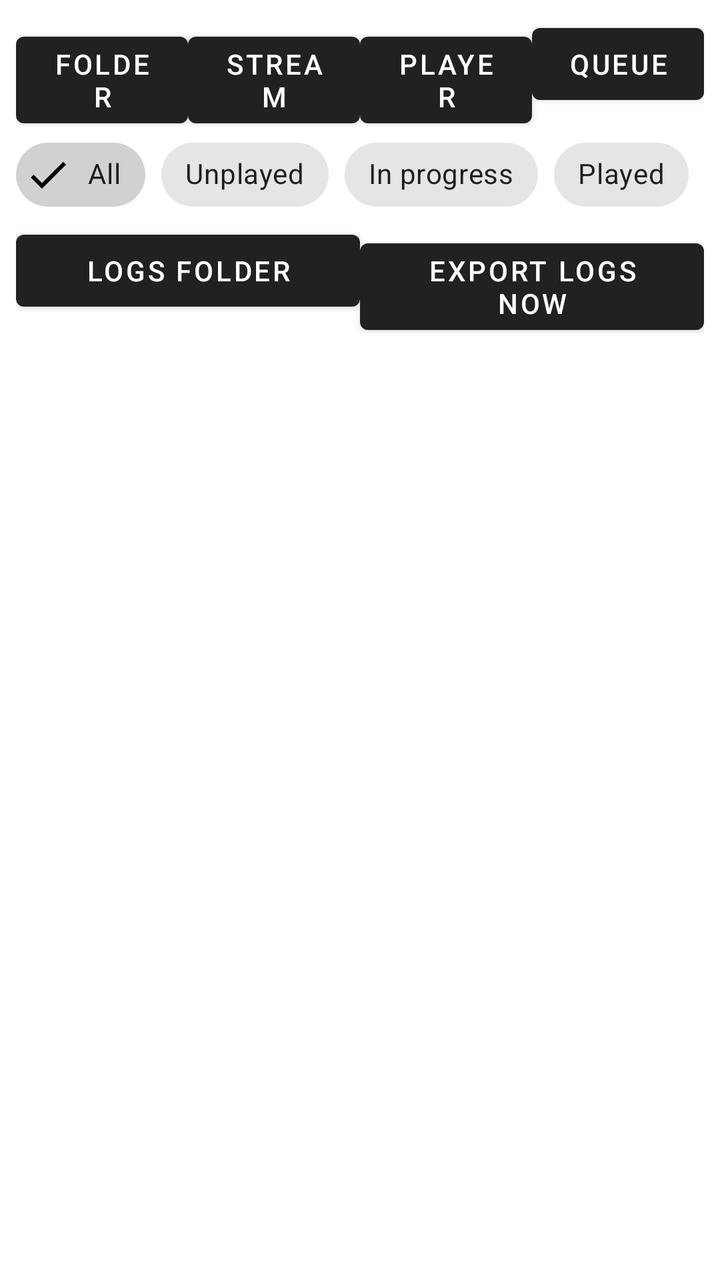
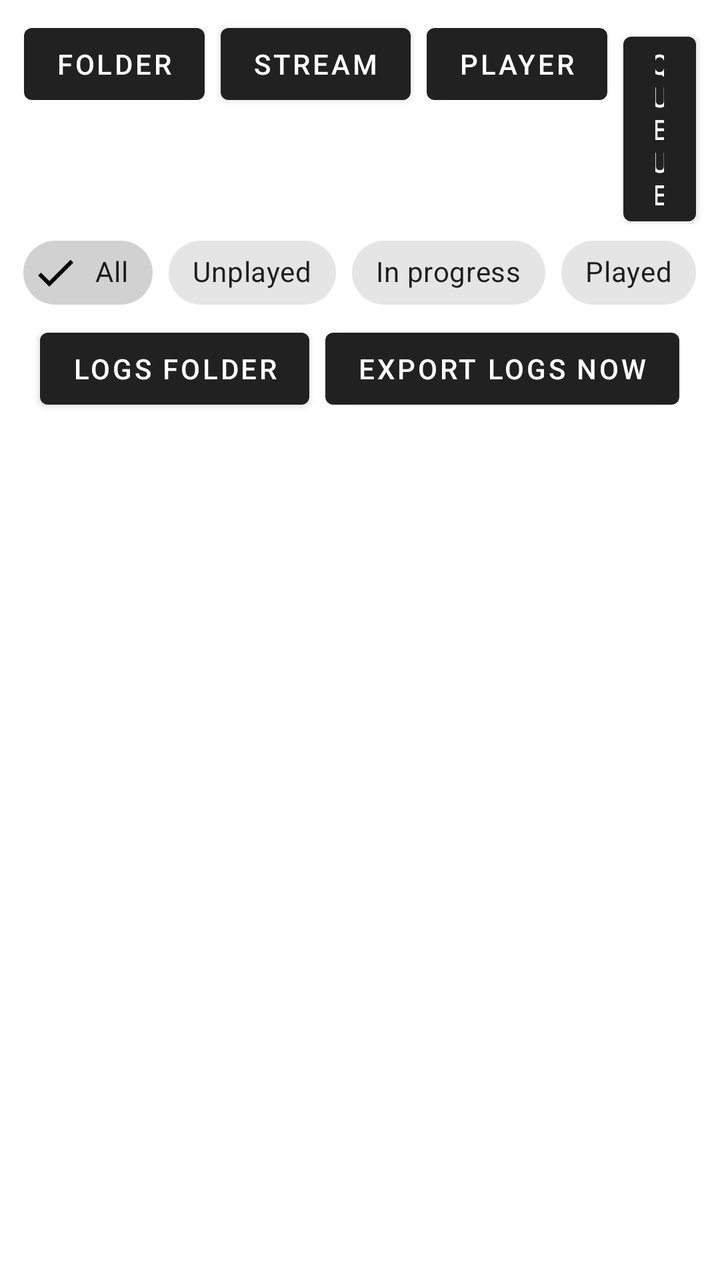

Before-and-after screenshots of an Android layout around one commit, followed by the original layout XML and the change that was made.
<!-- AndroidManifest.xml: application theme Theme.YtPlayer -->
<!-- res/layout/activity_main.xml -->
<?xml version="1.0" encoding="utf-8"?>
<LinearLayout xmlns:android="http://schemas.android.com/apk/res/android"
    android:layout_width="match_parent"
    android:layout_height="match_parent"
    android:orientation="vertical"
    android:padding="8dp">

    <LinearLayout
        android:layout_width="match_parent"
        android:layout_height="wrap_content"
        android:orientation="horizontal">

        <Button
            android:id="@+id/btnAddFolder"
            android:layout_width="0dp"
            android:layout_height="wrap_content"
            android:layout_weight="1"
            android:text="Folder" />

        <Button
            android:id="@+id/btnAddStream"
            android:layout_width="0dp"
            android:layout_height="wrap_content"
            android:layout_weight="1"
            android:text="Stream" />

        <Button
            android:id="@+id/btnPlayer"
            android:layout_width="0dp"
            android:layout_height="wrap_content"
            android:layout_weight="1"
            android:text="Player" />

        <Button
            android:id="@+id/btnQueue"
            android:layout_width="0dp"
            android:layout_height="wrap_content"
            android:layout_weight="1"
            android:text="Queue" />
    </LinearLayout>

    <com.google.android.material.chip.ChipGroup
        android:id="@+id/filterChips"
        android:layout_width="match_parent"
        android:layout_height="wrap_content"
        app:singleSelection="true"
        xmlns:app="http://schemas.android.com/apk/res-auto">

        <com.google.android.material.chip.Chip
            android:id="@+id/chipAll"
            style="@style/Widget.MaterialComponents.Chip.Filter"
            android:layout_width="wrap_content"
            android:layout_height="wrap_content"
            android:checked="true"
            android:text="All" />

        <com.google.android.material.chip.Chip
            android:id="@+id/chipUnplayed"
            style="@style/Widget.MaterialComponents.Chip.Filter"
            android:layout_width="wrap_content"
            android:layout_height="wrap_content"
            android:text="Unplayed" />

        <com.google.android.material.chip.Chip
            android:id="@+id/chipPlaying"
            style="@style/Widget.MaterialComponents.Chip.Filter"
            android:layout_width="wrap_content"
            android:layout_height="wrap_content"
            android:text="In progress" />

        <com.google.android.material.chip.Chip
            android:id="@+id/chipPlayed"
            style="@style/Widget.MaterialComponents.Chip.Filter"
            android:layout_width="wrap_content"
            android:layout_height="wrap_content"
            android:text="Played" />
    </com.google.android.material.chip.ChipGroup>

    <Button
        android:id="@+id/btnDeleteSelected"
        android:layout_width="match_parent"
        android:layout_height="wrap_content"
        android:text="Delete selected"
        android:visibility="gone" />

    <LinearLayout
        android:layout_width="match_parent"
        android:layout_height="wrap_content"
        android:orientation="horizontal">

        <Button
            android:id="@+id/btnLogsFolder"
            android:layout_width="0dp"
            android:layout_height="wrap_content"
            android:layout_weight="1"
            android:text="Logs folder" />

        <Button
            android:id="@+id/btnExportLogs"
            android:layout_width="0dp"
            android:layout_height="wrap_content"
            android:layout_weight="1"
            android:text="Export logs now" />
    </LinearLayout>

    <TextView
        android:id="@+id/diagText"
        android:layout_width="match_parent"
        android:layout_height="wrap_content"
        android:fontFamily="monospace"
        android:padding="4dp"
        android:textSize="11sp"
        android:visibility="gone" />

    <androidx.recyclerview.widget.RecyclerView
        android:id="@+id/videoList"
        android:layout_width="match_parent"
        android:layout_height="0dp"
        android:layout_weight="1" />
</LinearLayout>
<!-- resources referenced by this layout -->
<resources>
  <style name="Theme.YtPlayer" parent="Theme.MaterialComponents.DayNight.DarkActionBar" />
</resources>

<!-- the commit's change to res/layout/activity_main.xml (unified diff, before → after) -->
@@ -6,43 +6,49 @@
     android:padding="8dp">
 
     <LinearLayout
-        android:layout_width="match_parent"
+        android:layout_width="wrap_content"
         android:layout_height="wrap_content"
+        android:layout_gravity="center_horizontal"
         android:orientation="horizontal">
 
         <Button
             android:id="@+id/btnAddFolder"
-            android:layout_width="0dp"
+            android:layout_width="wrap_content"
             android:layout_height="wrap_content"
-            android:layout_weight="1"
+            android:layout_marginStart="4dp"
+            android:layout_marginEnd="4dp"
             android:text="Folder" />
 
         <Button
             android:id="@+id/btnAddStream"
-            android:layout_width="0dp"
+            android:layout_width="wrap_content"
             android:layout_height="wrap_content"
-            android:layout_weight="1"
+            android:layout_marginStart="4dp"
+            android:layout_marginEnd="4dp"
             android:text="Stream" />
 
         <Button
             android:id="@+id/btnPlayer"
-            android:layout_width="0dp"
+            android:layout_width="wrap_content"
             android:layout_height="wrap_content"
-            android:layout_weight="1"
+            android:layout_marginStart="4dp"
+            android:layout_marginEnd="4dp"
             android:text="Player" />
 
         <Button
             android:id="@+id/btnQueue"
-            android:layout_width="0dp"
+            android:layout_width="wrap_content"
             android:layout_height="wrap_content"
-            android:layout_weight="1"
+            android:layout_marginStart="4dp"
+            android:layout_marginEnd="4dp"
             android:text="Queue" />
     </LinearLayout>
 
     <com.google.android.material.chip.ChipGroup
         android:id="@+id/filterChips"
-        android:layout_width="match_parent"
+        android:layout_width="wrap_content"
         android:layout_height="wrap_content"
+        android:layout_gravity="center_horizontal"
         app:singleSelection="true"
         xmlns:app="http://schemas.android.com/apk/res-auto">
 
@@ -84,22 +90,25 @@
         android:visibility="gone" />
 
     <LinearLayout
-        android:layout_width="match_parent"
+        android:layout_width="wrap_content"
         android:layout_height="wrap_content"
+        android:layout_gravity="center_horizontal"
         android:orientation="horizontal">
 
         <Button
             android:id="@+id/btnLogsFolder"
-            android:layout_width="0dp"
+            android:layout_width="wrap_content"
             android:layout_height="wrap_content"
-            android:layout_weight="1"
+            android:layout_marginStart="4dp"
+            android:layout_marginEnd="4dp"
             android:text="Logs folder" />
 
         <Button
             android:id="@+id/btnExportLogs"
-            android:layout_width="0dp"
+            android:layout_width="wrap_content"
             android:layout_height="wrap_content"
-            android:layout_weight="1"
+            android:layout_marginStart="4dp"
+            android:layout_marginEnd="4dp"
             android:text="Export logs now" />
     </LinearLayout>
 
